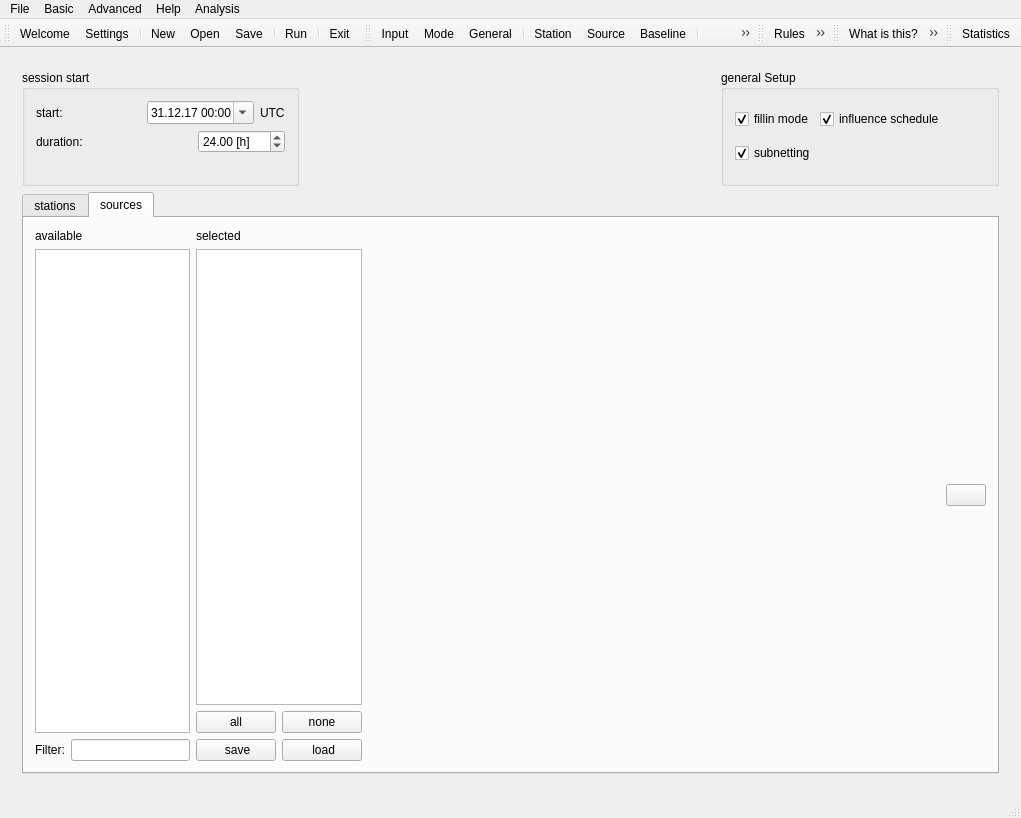
The window that mainwindow.ui (TUW-VieVS/VieSchedpp) describes before a commit, drawn with Qt 5.
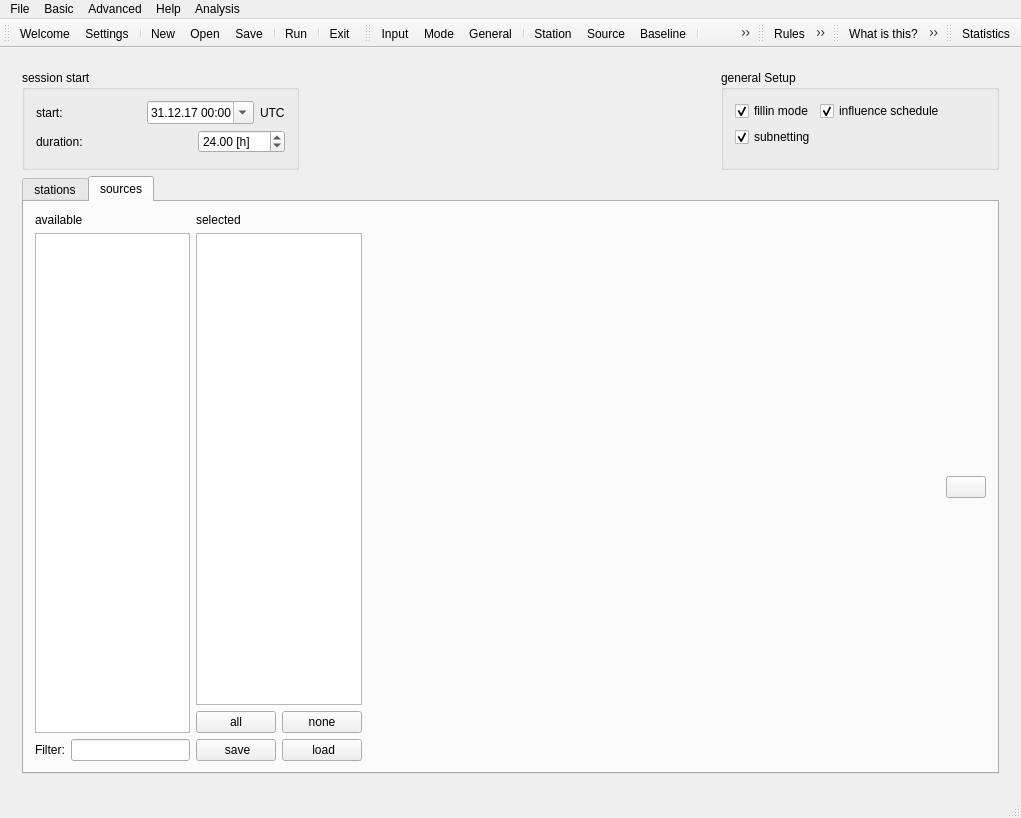
The same window after the commit. The open tabs and pages were chosen to show the change. Icons and pictures are not drawn.

```diff
--- a/mainwindow.ui
+++ b/mainwindow.ui
@@ -1695,7 +1695,7 @@
        </layout>
       </widget>
       <widget class="QWidget" name="general">
-       <layout class="QVBoxLayout" name="verticalLayout_15" stretch="1,5">
+       <layout class="QVBoxLayout" name="verticalLayout_15" stretch="1,6">
         <item>
          <layout class="QHBoxLayout" name="horizontalLayout_31" stretch="2,3,0">
           <property name="sizeConstraint">
@@ -1935,6 +1935,19 @@
                </property>
               </widget>
              </item>
+             <item>
+              <spacer name="verticalSpacer_14">
+               <property name="orientation">
+                <enum>Qt::Vertical</enum>
+               </property>
+               <property name="sizeHint" stdset="0">
+                <size>
+                 <width>20</width>
+                 <height>40</height>
+                </size>
+               </property>
+              </spacer>
+             </item>
             </layout>
            </widget>
           </item>
```
Left out of the diff: 136 changed lines with no effect on the pictures.
